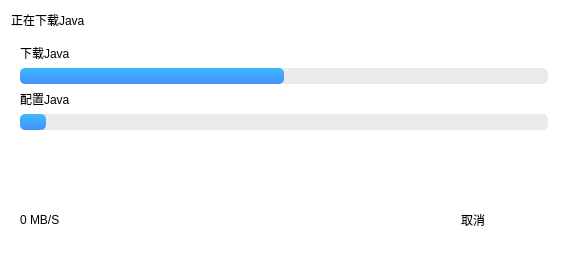
The window that UI/UI/Java_Dowmloader_UI.ui (David-xian66/Minecraft-Optimal-Starter_2) describes before a commit, drawn with Qt 5.
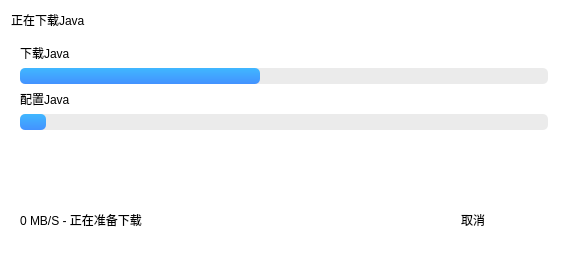
The same window after the commit.

Patch:
```diff
--- a/UI/UI/Java_Dowmloader_UI.ui
+++ b/UI/UI/Java_Dowmloader_UI.ui
@@ -95,7 +95,7 @@
        <item row="5" column="0">
         <widget class="QLabel" name="label_5">
          <property name="text">
-          <string>0 MB/S</string>
+          <string>0 MB/S - 正在准备下载</string>
          </property>
         </widget>
        </item>
@@ -130,7 +130,7 @@
           <number>0</number>
          </property>
          <property name="maximum">
-          <number>100</number>
+          <number>110</number>
          </property>
          <property name="value">
           <number>50</number>
```
Left out of the diff: 4 changed lines with no effect on the pictures.
